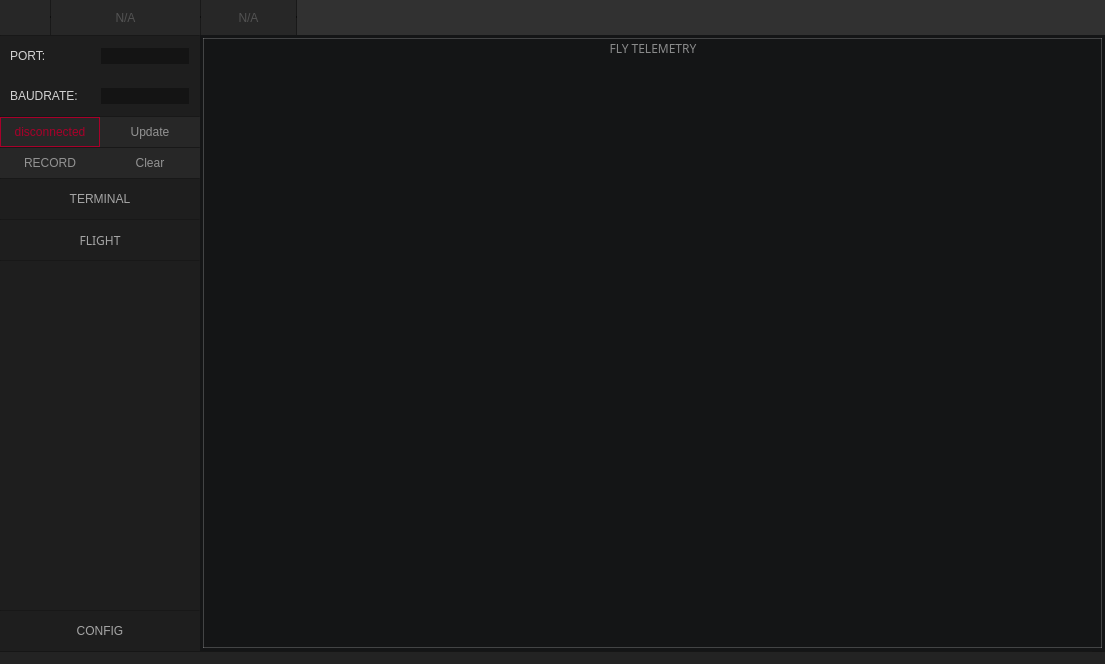
Above: edvs/ui/MainWindow.ui from lowg0d/Cansat-Mission-Control before the change. Below: the same form after it.
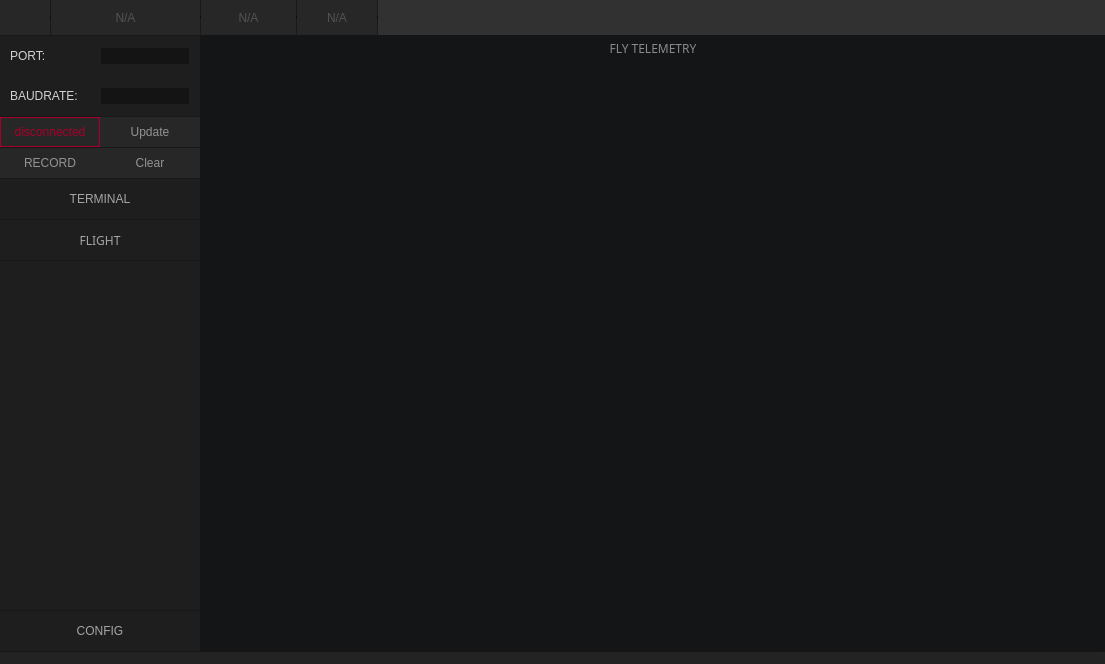
That is the form after the change. The open tabs and pages were chosen to show the change. Icons and pictures are not drawn.

```diff
--- a/edvs/ui/MainWindow.ui
+++ b/edvs/ui/MainWindow.ui
@@ -300,6 +300,66 @@
          </property>
         </widget>
        </item>
+       <item>
+        <widget class="QLabel" name="lb_ping">
+         <property name="sizePolicy">
+          <sizepolicy hsizetype="Maximum" vsizetype="Maximum">
+           <horstretch>0</horstretch>
+           <verstretch>0</verstretch>
+          </sizepolicy>
+         </property>
+         <property name="minimumSize">
+          <size>
+           <width>80</width>
+           <height>35</height>
+          </size>
+         </property>
+         <property name="maximumSize">
+          <size>
+           <width>95</width>
+           <height>35</height>
+          </size>
+         </property>
+         <property name="styleSheet">
+          <string notr="true">QLabel{
+color: rgba(255, 255, 255, 0.2);
+background-color: rgb(39, 39, 39);
+}
+
+QLabel:hover{
+color: rgba(255, 255, 255, 0.2);
+}</string>
+         </property>
+         <property name="text">
+          <string>N/A</string>
+         </property>
+         <property name="alignment">
+          <set>Qt::AlignCenter</set>
+         </property>
+        </widget>
+       </item>
+       <item>
+        <widget class="Line" name="line_hide_5">
+         <property name="minimumSize">
+          <size>
+           <width>1</width>
+           <height>0</height>
+          </size>
+         </property>
+         <property name="maximumSize">
+          <size>
+           <width>1</width>
+           <height>45</height>
+          </size>
+         </property>
+         <property name="styleSheet">
+          <string notr="true">background-color: rgba(0, 0, 0, 0.5);</string>
+         </property>
+         <property name="orientation">
+          <enum>Qt::Horizontal</enum>
+         </property>
+        </widget>
+       </item>
        <item>
         <spacer name="top_bar_spacer">
          <property name="orientation">
@@ -2010,7 +2070,7 @@
 	border: 0px solid;
 }
 QGroupBox{
-border: 1px solid rgba(255, 255, 255, 0.2);
+border: 1px solid rgba(255, 255, 255, 0.0);
 color: rgba(255, 255, 255, 0.5);
 }
 </string>
```
Left out of the diff: 2 changed lines with no effect on the pictures.
